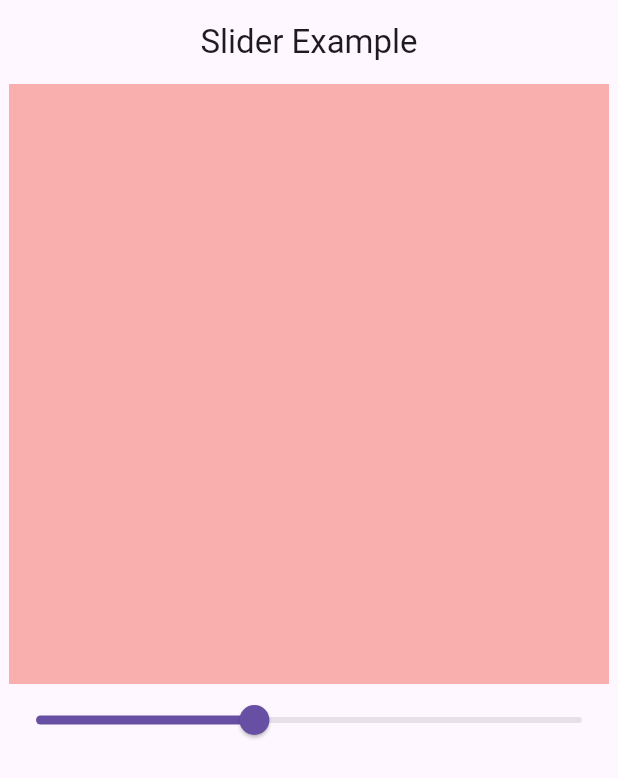
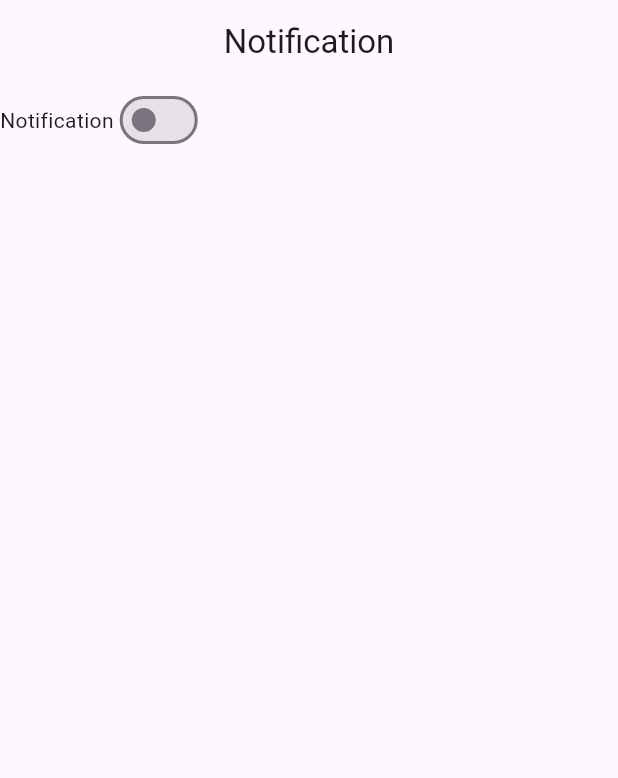
Before and after one commit to huzaifa-huzzi/Getx-Tutorials, a Flutter app: the screen it shows after launch, on a phone screen of 412 x 824 dp. Shown: the top 778 px of the screen. Run offline on Flutter 3.47's test engine with Material 3 defaults, Android fonts, the phone set to English and light mode, and no system bars; our stand-ins replace get.

```diff
--- /dev/null
+++ b/lib/Controller/Notification_Controller.dart
@@ -0,0 +1,13 @@
+
+import 'package:get/get.dart';
+
+class NotificationController extends GetxController{
+
+  RxBool notification = false.obs;
+
+  setNotification(bool value){
+    notification.value = value;
+  }
+
+
+}
--- /dev/null
+++ b/lib/Notification_example.dart
@@ -0,0 +1,39 @@
+import 'package:flutter/material.dart';
+import 'package:get/get.dart';
+import 'package:getx_dart/Controller/Notification_Controller.dart';
+
+
+class NotificationExample extends StatefulWidget {
+  const NotificationExample({super.key});
+
+  @override
+  State<NotificationExample> createState() => _NotificationExampleState();
+}
+
+class _NotificationExampleState extends State<NotificationExample> {
+
+  final controller = Get.put(NotificationController());
+
+  @override
+  Widget build(BuildContext context) {
+    return Scaffold(
+      appBar: AppBar(
+        title:const  Text('Notification'),
+        centerTitle: true,
+      ),
+      body: Column(
+        children: [
+          Row(
+            children: [
+             const  Text('Notification'),
+              Obx(() => Switch(value:controller.notification.value , onChanged: (value){
+                controller.setNotification(value);
+              }))
+
+            ],
+          )
+        ],
+      ),
+    );
+  }
+}
--- a/lib/main.dart
+++ b/lib/main.dart
@@ -3,8 +3,8 @@ import 'package:get/get.dart';
 import 'package:get/get_navigation/get_navigation.dart';
 import 'package:getx_dart/HomeScreen.dart';
 import 'package:getx_dart/Languages.dart';
+import 'package:getx_dart/Notification_example.dart';
 import 'package:getx_dart/Screen_one.dart';
-import 'package:getx_dart/Slider_Example.dart';
 
 void main() {
   runApp(const MyApp());
@@ -21,7 +21,7 @@ class MyApp extends StatelessWidget {
       translations: Languages(),
       fallbackLocale:const  Locale('en_US'),
       locale:const  Locale('en_US'),
-      home:const SliderExample() ,
+      home:const NotificationExample() ,
       getPages: [
         GetPage(name: '/', page: () =>const  HomeScreen()),
         GetPage(name: '/ScreenOne', page: () =>  ScreenOne())
```
